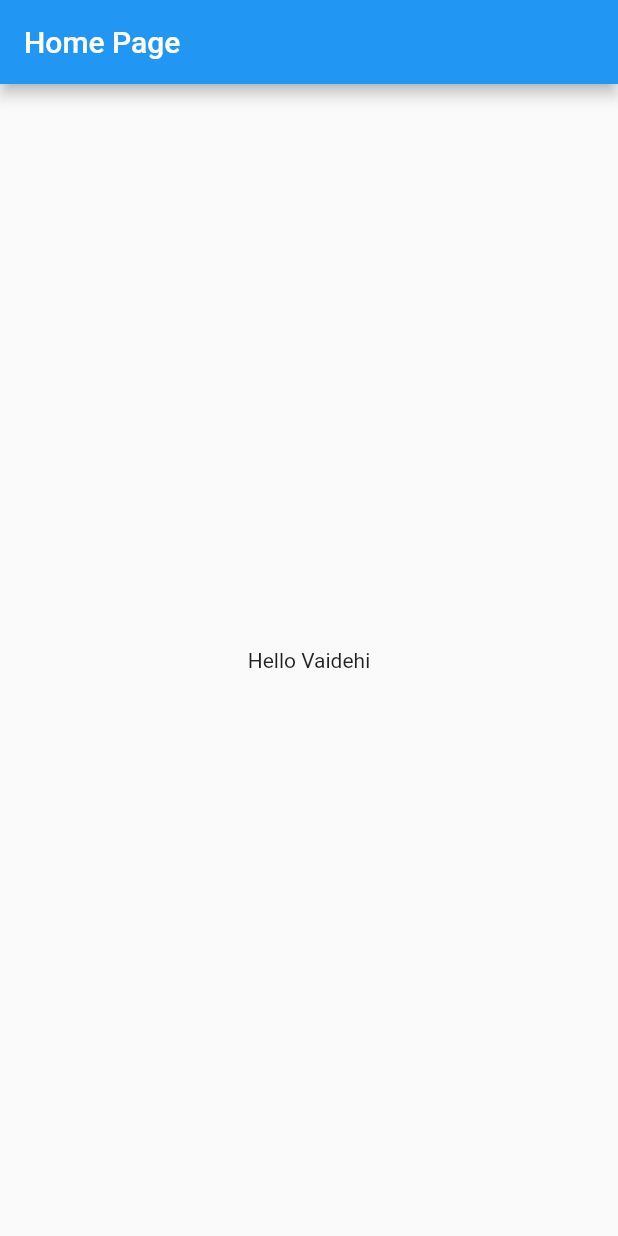
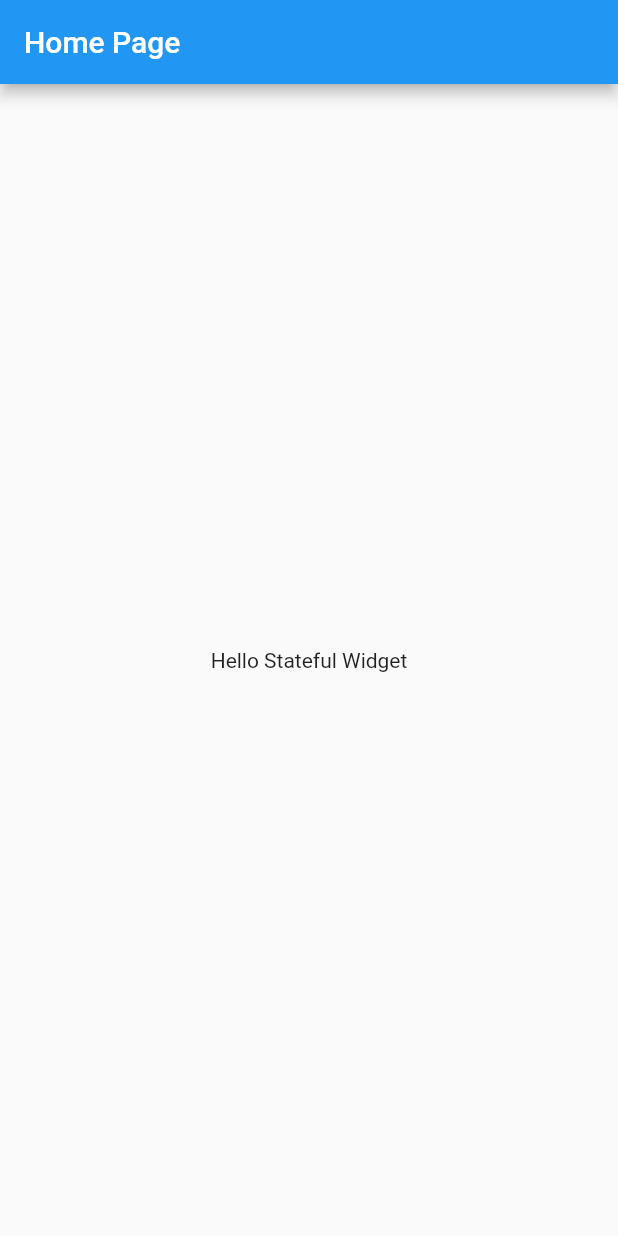
Before and after one commit to Yadavanurag13/first_flutter, a Flutter app: the screen it shows after launch, on a phone screen of 412 x 824 dp. Run offline on Flutter 3.47's test engine with Material 2 defaults, Android fonts, the phone set to English and light mode, and no system bars.

Commit message:
This is second commit

```diff
--- a/lib/main.dart
+++ b/lib/main.dart
@@ -27,7 +27,7 @@ class _HomePageState extends State<HomePage> {
       appBar: AppBar(
         title: const Text("Home Page"),
       ),
-      body: const Center(child: Text("Hello Vaidehi"),),
+      body: const Center(child: Text("Hello Stateful Widget"),),
     );
   }
 }
```
